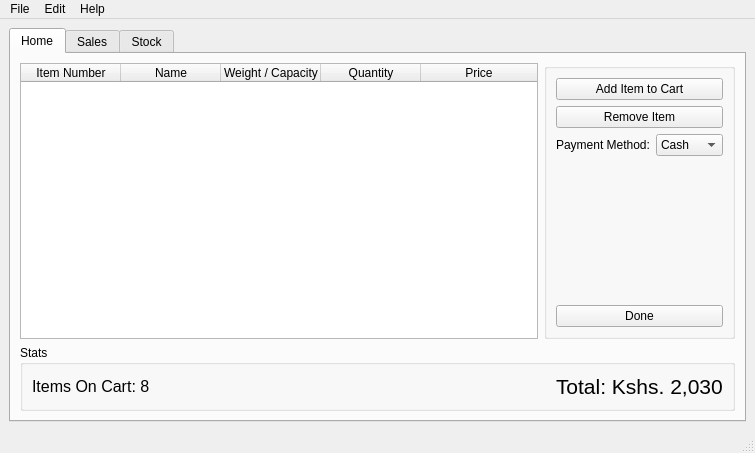
Qt form src/stock_manager.ui (krivahtoo/stockmanager) before a commit.
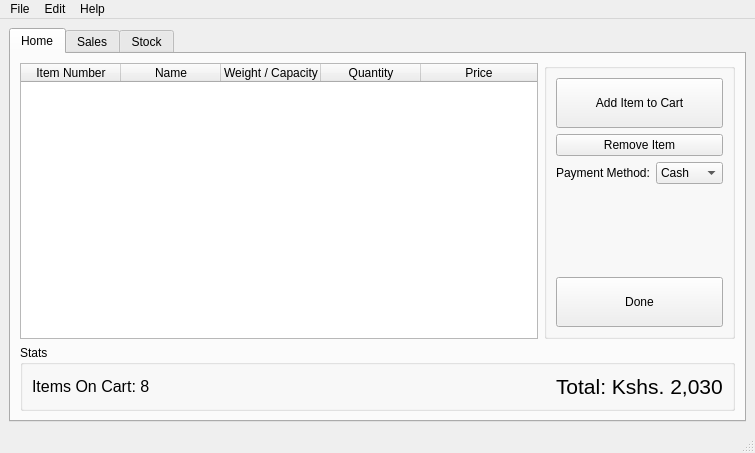
The same form after that commit. Icons and pictures are not drawn.

What changed in the file:
```diff
--- a/src/stock_manager.ui
+++ b/src/stock_manager.ui
@@ -19,7 +19,7 @@
   </property>
   <widget class="QWidget" name="centralWidget">
    <layout class="QGridLayout" name="gridLayout">
-    <item row="0" column="1">
+    <item row="0" column="0">
      <widget class="QTabWidget" name="tabMain">
       <property name="statusTip">
        <string>View items on stock</string>
@@ -92,6 +92,18 @@
             <layout class="QVBoxLayout" name="verticalLayout_4">
              <item>
               <widget class="QPushButton" name="btnAdd_Cart">
+               <property name="minimumSize">
+                <size>
+                 <width>0</width>
+                 <height>30</height>
+                </size>
+               </property>
+               <property name="maximumSize">
+                <size>
+                 <width>16777215</width>
+                 <height>50</height>
+                </size>
+               </property>
                <property name="text">
                 <string>Add Item to Cart</string>
                </property>
@@ -139,6 +151,12 @@
              </item>
              <item>
               <widget class="QPushButton" name="btnDone_Cart">
+               <property name="maximumSize">
+                <size>
+                 <width>16777215</width>
+                 <height>50</height>
+                </size>
+               </property>
                <property name="text">
                 <string>Done</string>
                </property>
```
